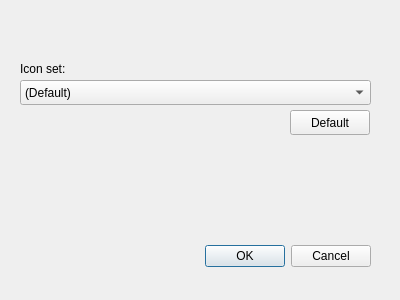
The window that src/qt/qt_progsettings.ui (86Box/86Box) describes before a commit, drawn with Qt 5.
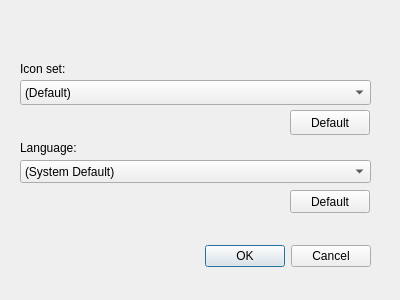
The same window after the commit.

Commit message: Add runtime language switching

The edit to the form file:
```diff
--- a/src/qt/qt_progsettings.ui
+++ b/src/qt/qt_progsettings.ui
@@ -73,6 +73,47 @@
     <string>Default</string>
    </property>
   </widget>
+  <widget class="QLabel" name="label_2">
+   <property name="geometry">
+    <rect>
+     <x>20</x>
+     <y>140</y>
+     <width>91</width>
+     <height>16</height>
+    </rect>
+   </property>
+   <property name="text">
+    <string>Language:</string>
+   </property>
+  </widget>
+  <widget class="QPushButton" name="pushButtonLanguage">
+   <property name="geometry">
+    <rect>
+     <x>290</x>
+     <y>190</y>
+     <width>80</width>
+     <height>23</height>
+    </rect>
+   </property>
+   <property name="text">
+    <string>Default</string>
+   </property>
+  </widget>
+  <widget class="QComboBox" name="comboBoxLanguage">
+   <property name="geometry">
+    <rect>
+     <x>20</x>
+     <y>160</y>
+     <width>351</width>
+     <height>23</height>
+    </rect>
+   </property>
+   <item>
+    <property name="text">
+     <string>(System Default)</string>
+    </property>
+   </item>
+  </widget>
  </widget>
  <resources/>
  <connections>
```
The commit also changes 7 other files.
